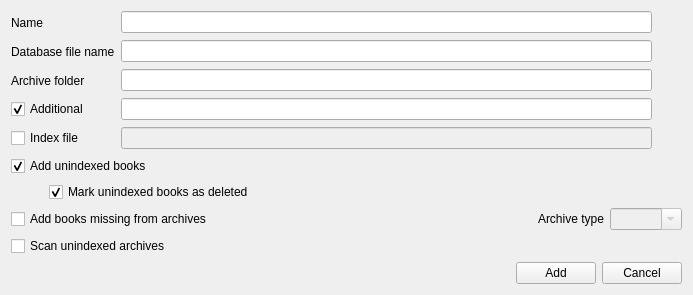
Above: src/home/flibrary/gui/dialogs/AddCollectionDialog.ui from heimdallr/books before the change. Below: the same form after it.
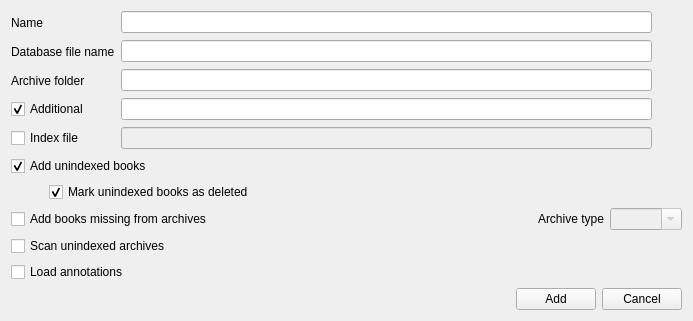
That is the form after the change. Icons and pictures are not drawn.

```diff
--- a/src/home/flibrary/gui/dialogs/AddCollectionDialog.ui
+++ b/src/home/flibrary/gui/dialogs/AddCollectionDialog.ui
@@ -288,6 +288,13 @@
         </property>
        </widget>
       </item>
+      <item>
+       <widget class="QCheckBox" name="checkBoxAnnotation">
+        <property name="text">
+         <string>Load annotations</string>
+        </property>
+       </widget>
+      </item>
      </layout>
     </widget>
    </item>
```
Left out of the diff: 16 changed lines with no effect on the pictures.
